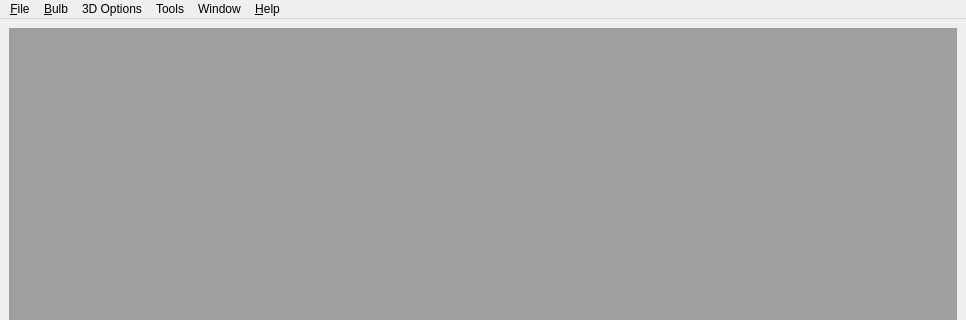
This is Ui/MainWindow.ui in mgian/bulbcalculator as Qt 5 draws it before an edit; both pictures show x 0 to 966 and y 0 to 320 of the 966 by 584 pixel window. The edited form follows.
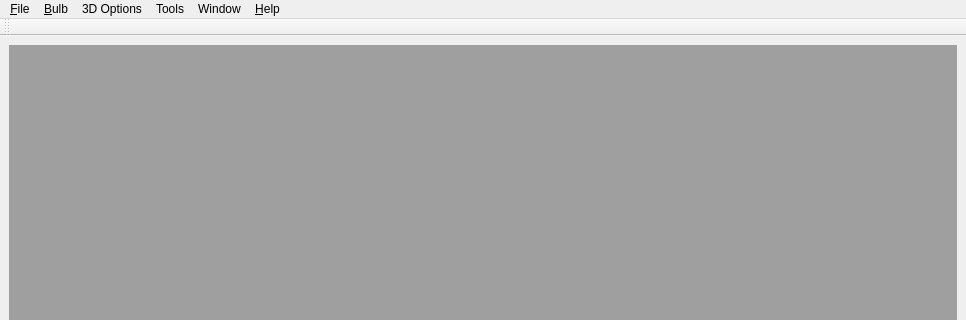
This is the edited form. Icons and pictures are not drawn.

Commit message: - Moved the 3d resolution settings to the toolbar - Added the local bulb preferences - Code clean up - Removed old code - Fixed compilation warning

Diff of the .ui file:
```diff
--- a/Ui/MainWindow.ui
+++ b/Ui/MainWindow.ui
@@ -191,6 +191,17 @@
     <bool>true</bool>
    </property>
   </widget>
+  <widget class="QToolBar" name="tb">
+   <property name="windowTitle">
+    <string>toolBar</string>
+   </property>
+   <attribute name="toolBarArea">
+    <enum>TopToolBarArea</enum>
+   </attribute>
+   <attribute name="toolBarBreak">
+    <bool>false</bool>
+   </attribute>
+  </widget>
   <action name="action_New">
    <property name="icon">
     <iconset resource="../BulbCalculator.qrc">
```
Left out of the diff: 11 changed lines with no effect on the pictures. The commit also changes 6 other files.
